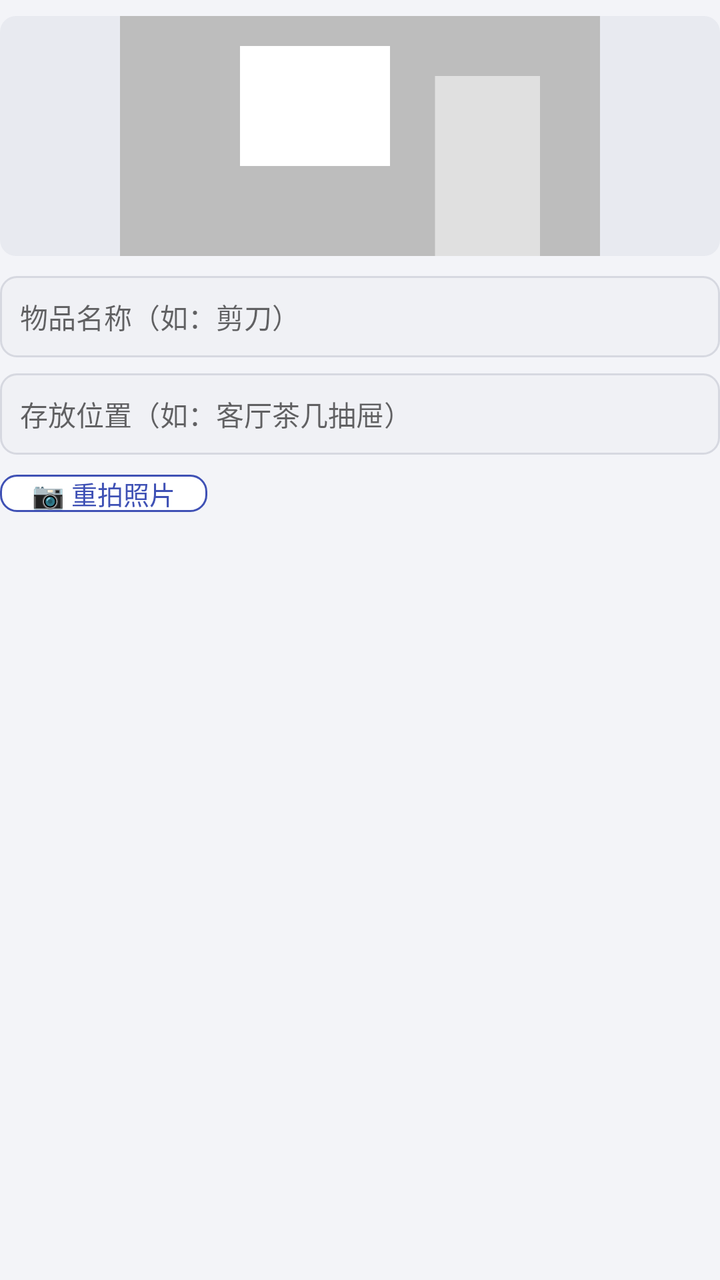
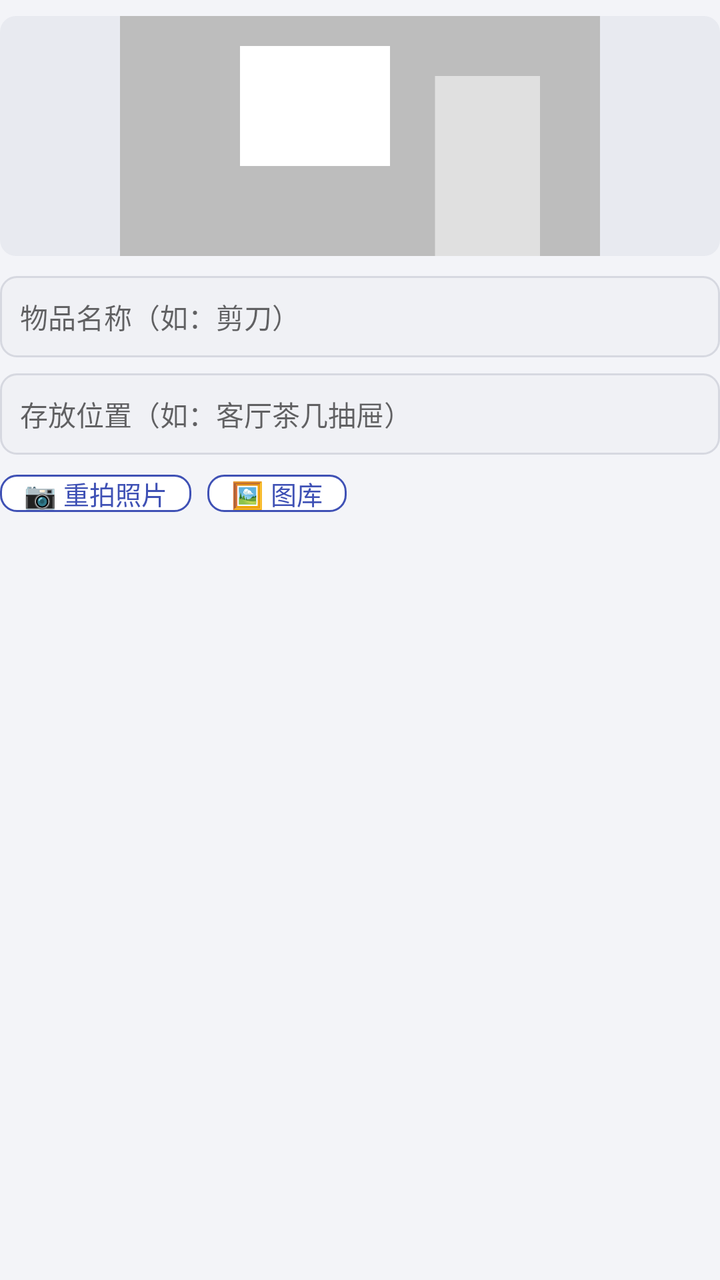

An Android layout rendered at two revisions. The XML below is the earlier revision; the diff shows what the commit changed to produce the second picture.
<!-- AndroidManifest.xml: application theme Theme.FindIt -->
<!-- res/layout/dialog_edit.xml -->
<?xml version="1.0" encoding="utf-8"?>
<LinearLayout xmlns:android="http://schemas.android.com/apk/res/android"
    android:layout_width="match_parent"
    android:layout_height="wrap_content"
    android:orientation="vertical"
    android:paddingTop="8dp"
    android:paddingBottom="4dp">

    <ImageView
        android:id="@+id/dlgPhoto"
        android:layout_width="match_parent"
        android:layout_height="120dp"
        android:layout_marginBottom="10dp"
        android:background="@drawable/bg_preview"
        android:contentDescription="当前照片"
        android:scaleType="centerCrop"
        android:src="@drawable/ic_placeholder" />

    <EditText
        android:id="@+id/dlgName"
        android:layout_width="match_parent"
        android:layout_height="wrap_content"
        android:background="@drawable/bg_input"
        android:hint="@string/hint_name"
        android:importantForAutofill="no"
        android:inputType="text"
        android:maxLines="1"
        android:padding="10dp"
        android:textSize="14sp" />

    <EditText
        android:id="@+id/dlgLocation"
        android:layout_width="match_parent"
        android:layout_height="wrap_content"
        android:layout_marginTop="8dp"
        android:background="@drawable/bg_input"
        android:hint="@string/hint_location"
        android:importantForAutofill="no"
        android:inputType="text"
        android:maxLines="1"
        android:padding="10dp"
        android:textSize="14sp" />

    <TextView
        android:id="@+id/dlgHistory"
        android:layout_width="match_parent"
        android:layout_height="wrap_content"
        android:layout_marginTop="10dp"
        android:lineSpacingExtra="3dp"
        android:textColor="@color/text_secondary"
        android:textSize="12sp"
        android:visibility="gone" />

    <Button
        android:id="@+id/dlgRetake"
        android:layout_width="wrap_content"
        android:layout_height="wrap_content"
        android:layout_marginTop="10dp"
        android:background="@drawable/bg_button_secondary"
        android:minWidth="0dp"
        android:paddingStart="16dp"
        android:paddingEnd="16dp"
        android:text="@string/btn_retake"
        android:textAllCaps="false"
        android:textColor="@color/primary"
        android:textSize="13sp" />
</LinearLayout>
<!-- resources referenced by this layout -->
<resources>
  <color name="primary">#3F51B5</color>
  <color name="text_secondary">#757575</color>
  <!-- drawable bg_button_secondary (drawable) -->
  <?xml version="1.0" encoding="utf-8"?>
  <ripple xmlns:android="http://schemas.android.com/apk/res/android"
      android:color="#22000000">
      <item>
          <shape android:shape="rectangle">
              <solid android:color="@color/card_bg" />
              <stroke
                  android:width="1dp"
                  android:color="@color/primary" />
              <corners android:radius="8dp" />
          </shape>
      </item>
  </ripple>
  <!-- drawable bg_input (drawable) -->
  <?xml version="1.0" encoding="utf-8"?>
  <shape xmlns:android="http://schemas.android.com/apk/res/android"
      android:shape="rectangle">
      <solid android:color="@color/input_bg" />
      <stroke
          android:width="1dp"
          android:color="@color/input_stroke" />
      <corners android:radius="8dp" />
  </shape>
  <!-- drawable bg_preview (drawable) -->
  <?xml version="1.0" encoding="utf-8"?>
  <shape xmlns:android="http://schemas.android.com/apk/res/android"
      android:shape="rectangle">
      <solid android:color="@color/preview_bg" />
      <corners android:radius="8dp" />
  </shape>
  <!-- drawable ic_placeholder (drawable) -->
  <?xml version="1.0" encoding="utf-8"?>
  <vector xmlns:android="http://schemas.android.com/apk/res/android"
      android:width="48dp"
      android:height="48dp"
      android:viewportWidth="24"
      android:viewportHeight="24">
      
      <path
          android:fillColor="#BDBDBD"
          android:pathData="M4,6 L20,6 L20,18 L4,18 Z" />
      
      <path
          android:fillColor="#9E9E9E"
          android:pathData="M4,5 L20,5 L20,7 L4,7 Z" />
      
      <path
          android:fillColor="#FFFFFF"
          android:pathData="M8,9 L13,9 L13,13 L8,13 Z" />
      <path
          android:fillColor="#E0E0E0"
          android:pathData="M14.5,10 L18,10 L18,16 L14.5,16 Z" />
  </vector>
  <string name="btn_retake">📷 重拍照片</string>
  <string name="hint_location">存放位置（如：客厅茶几抽屉）</string>
  <string name="hint_name">物品名称（如：剪刀）</string>
  <style name="Theme.FindIt" parent="@android:style/Theme.Material.Light.NoActionBar">
          <item name="android:colorPrimary">@color/primary</item>
          <item name="android:colorPrimaryDark">@color/primary_dark</item>
          <item name="android:colorAccent">@color/accent</item>
          <item name="android:statusBarColor">@color/primary_dark</item>
          <item name="android:windowBackground">@color/background</item>
          <item name="android:navigationBarColor">@color/card_bg</item>
      </style>
  <color name="card_bg">#FFFFFF</color>
  <color name="input_bg">#F0F1F5</color>
  <color name="input_stroke">#D6D8E0</color>
  <color name="preview_bg">#E8EAF0</color>
  <color name="primary_dark">#303F9F</color>
  <color name="accent">#FF6F00</color>
  <color name="background">#F3F4F8</color>
</resources>

<!-- the commit's change to res/layout/dialog_edit.xml (unified diff, before → after) -->
@@ -51,17 +51,52 @@
         android:textSize="12sp"
         android:visibility="gone" />
 
-    <Button
-        android:id="@+id/dlgRetake"
-        android:layout_width="wrap_content"
+    <LinearLayout
+        android:layout_width="match_parent"
         android:layout_height="wrap_content"
         android:layout_marginTop="10dp"
-        android:background="@drawable/bg_button_secondary"
-        android:minWidth="0dp"
-        android:paddingStart="16dp"
-        android:paddingEnd="16dp"
-        android:text="@string/btn_retake"
-        android:textAllCaps="false"
-        android:textColor="@color/primary"
-        android:textSize="13sp" />
+        android:orientation="horizontal">
+
+        <Button
+            android:id="@+id/dlgRetake"
+            android:layout_width="wrap_content"
+            android:layout_height="wrap_content"
+            android:background="@drawable/bg_button_secondary"
+            android:minWidth="0dp"
+            android:paddingStart="12dp"
+            android:paddingEnd="12dp"
+            android:text="@string/btn_retake"
+            android:textAllCaps="false"
+            android:textColor="@color/primary"
+            android:textSize="13sp" />
+
+        <Button
+            android:id="@+id/dlgGallery"
+            android:layout_width="wrap_content"
+            android:layout_height="wrap_content"
+            android:layout_marginStart="8dp"
+            android:background="@drawable/bg_button_secondary"
+            android:minWidth="0dp"
+            android:paddingStart="12dp"
+            android:paddingEnd="12dp"
+            android:text="@string/btn_gallery"
+            android:textAllCaps="false"
+            android:textColor="@color/primary"
+            android:textSize="13sp" />
+
+        <Button
+            android:id="@+id/dlgDeletePhoto"
+            android:layout_width="wrap_content"
+            android:layout_height="wrap_content"
+            android:layout_marginStart="8dp"
+            android:background="@drawable/bg_button_secondary"
+            android:minWidth="0dp"
+            android:paddingStart="12dp"
+            android:paddingEnd="12dp"
+            android:text="@string/btn_delete_photo"
+            android:textAllCaps="false"
+            android:textColor="@color/text_secondary"
+            android:textSize="13sp"
+            android:visibility="gone" />
+    </LinearLayout>
 </LinearLayout>
<!-- resource entries referenced after the edit -->
@@ -56,6 +56,8 @@
           android:fillColor="#E0E0E0"
           android:pathData="M14.5,10 L18,10 L18,16 L14.5,16 Z" />
   </vector>
+  <string name="btn_delete_photo">🗑 删除照片</string>
+  <string name="btn_gallery">🖼 图库</string>
   <string name="btn_retake">📷 重拍照片</string>
   <string name="hint_location">存放位置（如：客厅茶几抽屉）</string>
   <string name="hint_name">物品名称（如：剪刀）</string>
